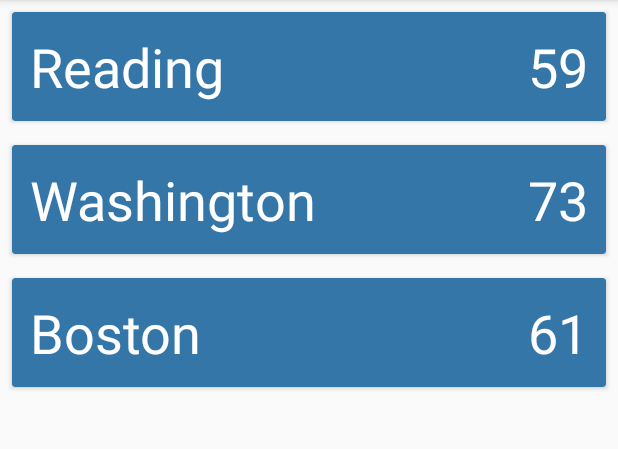
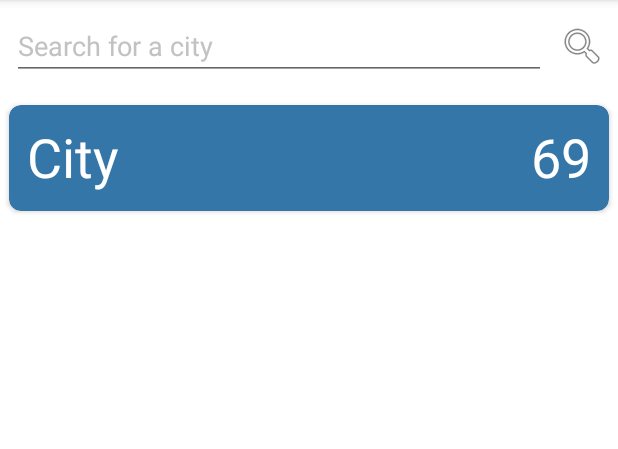
Before and after one commit to brookeclaroni/weather-app, an Android app: the CitiesActivity screen opened directly, with no data from a screen before it, on a phone screen of 412 x 824 dp, the part 84-533 px from its top. Run offline under Robolectric (Android 15) with nearby library versions, the phone set to English and light mode, and no system bars.

Commit message:
added search and save features

```diff
--- a/WeatherApp/app/src/main/java/com/example/weatherapp/CitiesActivity.kt
+++ b/WeatherApp/app/src/main/java/com/example/weatherapp/CitiesActivity.kt
@@ -1,7 +1,12 @@
 package com.example.weatherapp
 
+import android.content.Context
+import android.content.Intent
 import androidx.appcompat.app.AppCompatActivity
 import android.os.Bundle
+import android.widget.EditText
+import android.widget.ImageButton
+import android.widget.SearchView
 import android.widget.TextView
 import androidx.recyclerview.widget.LinearLayoutManager
 import androidx.recyclerview.widget.RecyclerView
@@ -9,6 +14,8 @@ import androidx.recyclerview.widget.RecyclerView
 class CitiesActivity : AppCompatActivity() {
 
     private lateinit var recyclerView: RecyclerView
+    private lateinit var searchEditText: EditText
+    private lateinit var searchImageButton: ImageButton
 
     override fun onCreate(savedInstanceState: Bundle?) {
         super.onCreate(savedInstanceState)
@@ -16,35 +23,113 @@ class CitiesActivity : AppCompatActivity() {
 
         recyclerView = findViewById(R.id.cityRecyclerView)
         recyclerView.layoutManager = LinearLayoutManager(this)
+        searchEditText = findViewById(R.id.searchEditText)
+        searchImageButton = findViewById(R.id.searchImageButton)
 
+        val preferences = getSharedPreferences("weather-app", Context.MODE_PRIVATE)
+
+        /*
         var results : List<Weather> = listOf(
             Weather (
                 city = "Reading",
                 state = "State",
-                temp = "59",
+                temp = "59°F",
                 humidity= "00",
                 uv = "0",
-                wind = "00"
+                wind = "00",
+                saved = false
             ),
             Weather (
                 city = "Washington",
                 state = "73",
-                temp = "73",
+                temp = "73°F",
                 humidity= "00",
                 uv = "0",
-                wind = "00"
+                wind = "00",
+                saved = false
             ),
             Weather (
                 city = "Boston",
                 state = "State",
-                temp = "61",
+                temp = "61°F",
                 humidity= "00",
                 uv = "0",
-                wind = "00"
+                wind = "00",
+                saved = false
+            ),
+            Weather (
+                city = "Arlington",
+                state = "State",
+                temp = "69°F",
+                humidity= "00",
+                uv = "0",
+                wind = "00",
+                saved = false
+            ),
+            Weather (
+                city = "Alexandria",
+                state = "State",
+                temp = "68°F",
+                humidity= "00",
+                uv = "0",
+                wind = "00",
+                saved = false
+            ),
+            Weather (
+                city = "Rockville",
+                state = "State",
+                temp = "71°F",
+                humidity= "00",
+                uv = "0",
+                wind = "00",
+                saved = false
+            ),
+            Weather (
+                city = "Baltimore",
+                state = "State",
+                temp = "68°F",
+                humidity= "00",
+                uv = "0",
+                wind = "00",
+                saved = false
+            ),
+            Weather (
+                city = "Tampa",
+                state = "State",
+                temp = "81°F",
+                humidity= "00",
+                uv = "0",
+                wind = "00",
+                saved = false
+            ),
+            Weather (
+                city = "Atlanta",
+                state = "State",
+                temp = "76°F",
+                humidity= "00",
+                uv = "0",
+                wind = "00",
+                saved = false
             )
         )
+         */
 
-        val adapter = CityAdapter(results)
+        val cityNames = preferences.getStringSet("SAVED_CITIES", mutableSetOf())
+
+        val adapter = CityAdapter(cityNames!!)
         recyclerView.adapter = adapter
+
+
+        searchImageButton.setOnClickListener{
+
+
+            preferences
+                .edit()
+                .putString("CURR_CITY", searchEditText.text.toString())
+            .apply()
+
+            val intent = Intent(this, MainActivity::class.java)
+            startActivity(intent)
+        }
     }
 }
--- a/WeatherApp/app/src/main/java/com/example/weatherapp/CityAdapter.kt
+++ b/WeatherApp/app/src/main/java/com/example/weatherapp/CityAdapter.kt
@@ -6,7 +6,7 @@ import android.view.ViewGroup
 import android.widget.TextView
 import androidx.recyclerview.widget.RecyclerView
 
-class CityAdapter (private val results: List<Weather>) : RecyclerView.Adapter<CityAdapter.ViewHolder>(){
+class CityAdapter (private val citySet: MutableSet<String>) : RecyclerView.Adapter<CityAdapter.ViewHolder>(){
 
     override fun onCreateViewHolder(parent: ViewGroup, viewType: Int): ViewHolder {
         //fill in recycler view with city rows
@@ -16,16 +16,16 @@ class CityAdapter (private val results: List<Weather>) : RecyclerView.Adapter<Ci
 
     override fun onBindViewHolder(holder: ViewHolder, position: Int) {
         //retrieve the current result to add to the recycler view
-        val currentResult = results[position]
+        val currentCity = citySet.elementAt(position)
 
         //fill in event, location, and artist
-        holder.cityName.text = currentResult.city
-        holder.cityTemp.text = currentResult.temp
+        holder.cityName.text = currentCity
+        holder.cityTemp.text = "69"
     }
 
     override fun getItemCount(): Int {
         //return length of results list
-        return results.size
+        return citySet.size
     }
 
     class ViewHolder(itemView: View) : RecyclerView.ViewHolder(itemView) {
--- a/WeatherApp/app/src/main/java/com/example/weatherapp/Weather.kt
+++ b/WeatherApp/app/src/main/java/com/example/weatherapp/Weather.kt
@@ -6,5 +6,6 @@ data class Weather (
     val temp: String,
     val humidity: String,
     val uv: String,
-    val wind: String
+    val wind: String,
+    var saved: Boolean
 )
--- a/WeatherApp/app/src/main/res/layout/activity_cities.xml
+++ b/WeatherApp/app/src/main/res/layout/activity_cities.xml
@@ -4,10 +4,43 @@
     xmlns:tools="http://schemas.android.com/tools"
     android:layout_width="match_parent"
     android:layout_height="match_parent"
+    android:background="@color/white"
     tools:context=".CitiesActivity">
 
     <androidx.recyclerview.widget.RecyclerView
         android:id="@+id/cityRecyclerView"
         android:layout_width="match_parent"
-        android:layout_height="match_parent" />
+        android:layout_height="match_parent"
+        android:layout_marginTop="64dp"
+        app:layout_constraintEnd_toEndOf="parent"
+        app:layout_constraintHorizontal_bias="0.0"
+        app:layout_constraintStart_toStartOf="parent"
+        app:layout_constraintTop_toTopOf="parent" />
+
+    <EditText
+        android:id="@+id/searchEditText"
+        android:layout_width="0dp"
+        android:layout_height="wrap_content"
+        android:layout_marginStart="8dp"
+        android:layout_marginTop="8dp"
+        android:layout_marginEnd="8dp"
+        android:ems="10"
+        android:hint="@string/search_city"
+        android:inputType="textPostalAddress"
+        android:textColor="@android:color/black"
+        android:textColorHint="@color/grey"
+        app:layout_constraintEnd_toStartOf="@+id/searchImageButton"
+        app:layout_constraintStart_toStartOf="parent"
+        app:layout_constraintTop_toTopOf="parent" />
+
+    <ImageButton
+        android:id="@+id/searchImageButton"
+        android:layout_width="wrap_content"
+        android:layout_height="wrap_content"
+        android:layout_marginEnd="8dp"
+        android:background="?android:attr/panelBackground"
+        app:layout_constraintBottom_toBottomOf="@+id/searchEditText"
+        app:layout_constraintEnd_toEndOf="parent"
+        app:layout_constraintTop_toTopOf="@+id/searchEditText"
+        app:srcCompat="@android:drawable/ic_menu_search" />
 </androidx.constraintlayout.widget.ConstraintLayout>
--- a/WeatherApp/app/src/main/res/layout/activity_main.xml
+++ b/WeatherApp/app/src/main/res/layout/activity_main.xml
@@ -44,7 +44,7 @@
         android:id="@+id/sunImageView"
         android:layout_width="wrap_content"
         android:layout_height="wrap_content"
-        android:layout_marginEnd="54dp"
+        android:layout_marginEnd="64dp"
         app:layout_constraintBottom_toTopOf="@+id/moreDetailsButton"
         app:layout_constraintEnd_toStartOf="@+id/temperatureTextView"
         app:layout_constraintTop_toTopOf="parent"
--- a/WeatherApp/app/src/main/res/layout/row_city.xml
+++ b/WeatherApp/app/src/main/res/layout/row_city.xml
@@ -9,8 +9,9 @@
         android:id="@+id/cardView"
         android:layout_width="match_parent"
         android:layout_height="wrap_content"
-        android:layout_margin="8dp"
+        android:layout_margin="6dp"
         app:cardBackgroundColor="@color/colorBackground"
+        app:cardCornerRadius="8dp"
         app:layout_constraintBottom_toBottomOf="parent"
         app:layout_constraintEnd_toEndOf="parent"
         app:layout_constraintStart_toStartOf="parent"
@@ -22,7 +23,7 @@
             android:layout_height="match_parent"
             android:layout_marginStart="4dp"
             android:layout_marginLeft="8dp"
-            android:layout_marginTop="4dp"
+            android:layout_marginTop="2dp"
             android:layout_marginEnd="4dp"
             android:layout_marginRight="8dp"
             android:layout_marginBottom="4dp"
--- a/WeatherApp/app/src/main/res/values/colors.xml
+++ b/WeatherApp/app/src/main/res/values/colors.xml
@@ -2,7 +2,8 @@
 <resources>
     <color name="colorPrimary">#008577</color>
     <color name="colorPrimaryDark">#00574B</color>
-    <color name="colorAccent">#D81B60</color>
+    <color name="colorAccent">#3476A7</color>
     <color name="colorBackground">#3476A7</color>
     <color name="white">#FFFFFF</color>
+    <color name="grey">#c2c2c2</color>
 </resources>
--- a/WeatherApp/app/src/main/res/values/strings.xml
+++ b/WeatherApp/app/src/main/res/values/strings.xml
@@ -4,7 +4,8 @@
     <string name="humidity">Humidity</string>
     <string name="uv">UV Index</string>
     <string name="wind">Wind</string>
-    <string name="temperature">%1$s °F</string>
-    <string name="humidity_value">%1$s %%</string>
-    <string name="wind_value">%1$s mph</string>
+    <string name="temperature">%1$s°F</string>
+    <string name="humidity_value">%1$s%%</string>
+    <string name="wind_value">%1$smph</string>
+    <string name="search_city">Search for a city</string>
 </resources>
```
Also changed, not shown: WeatherApp/app/src/main/java/com/example/weatherapp/MainActivity.kt (+47 -1 lines), WeatherApp/app/src/main/java/com/example/weatherapp/WeatherManager.kt (+39 -6 lines).
